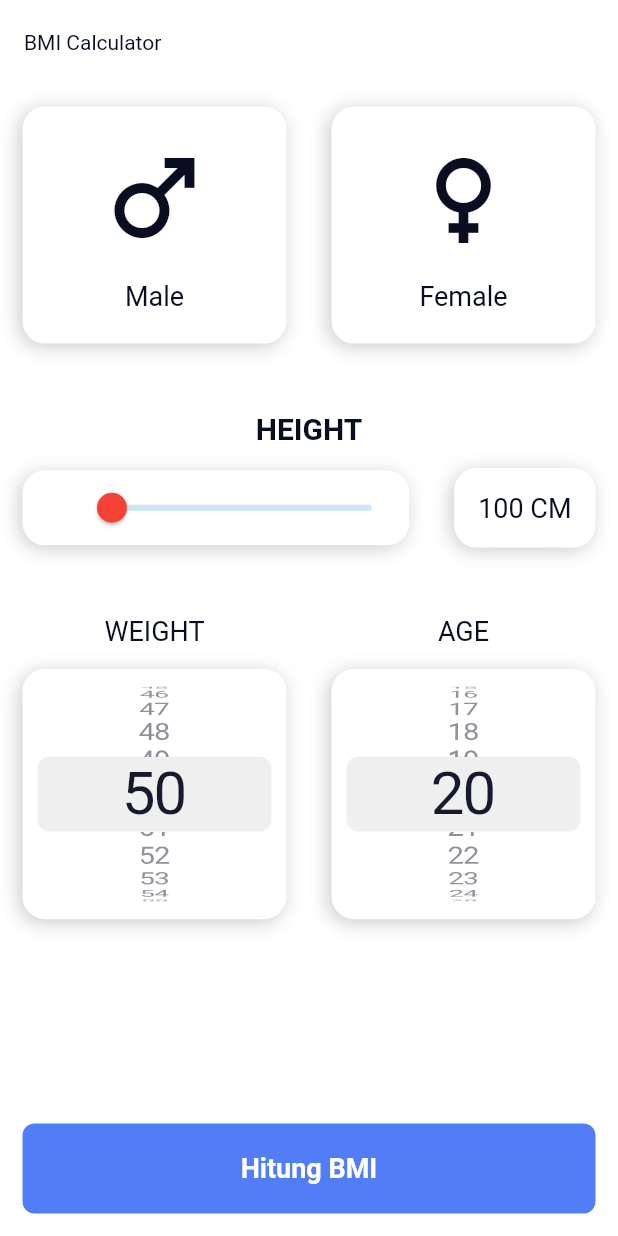
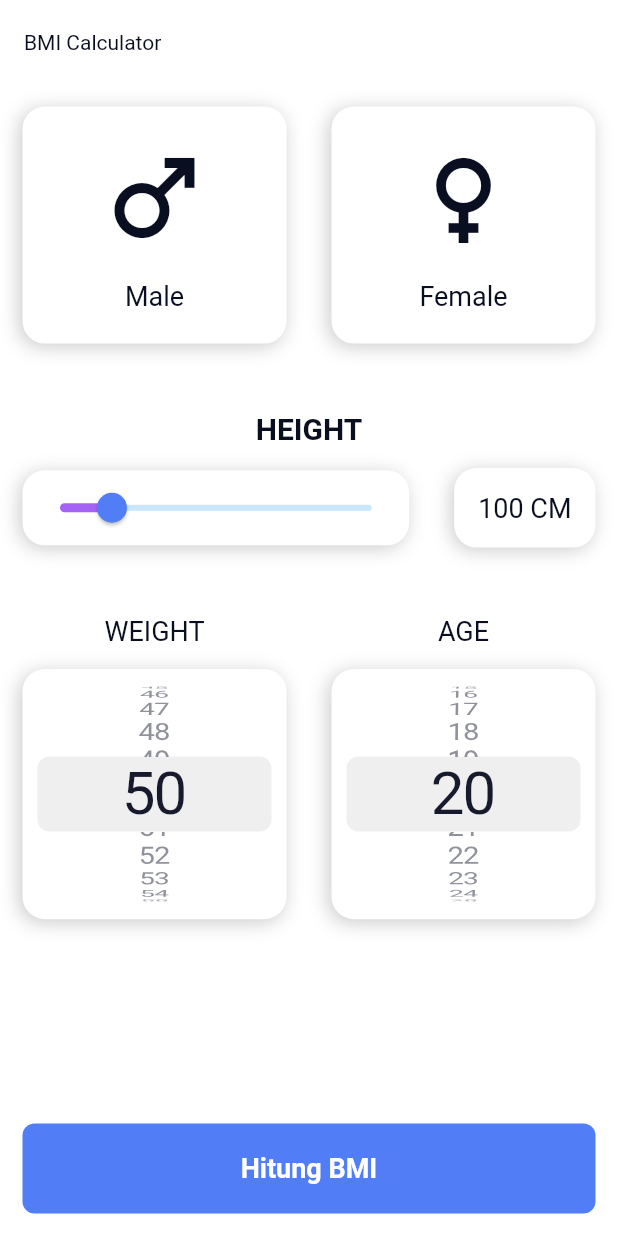
Before and after one commit to hadziqmtqn/bmi, a Flutter app: the screen it shows after launch, on a phone screen of 412 x 824 dp. Run offline on Flutter 3.47's test engine with Material 2 defaults, Android fonts, the phone set to English and light mode, and no system bars.

Commit message:
update warna slider

```diff
--- a/lib/views/bmi_data_screen.dart
+++ b/lib/views/bmi_data_screen.dart
@@ -144,7 +144,7 @@ class _BmiDataScreenState extends State<BmiDataScreen> {
                           child: Icon(
                             Icons.check_circle,
                             color: (gender == "female")
-                                ? Color(0xff517DF6)
+                                ? const Color(0xff517DF6)
                                 : Colors.white,
                           ),
                         ),
@@ -176,8 +176,8 @@ class _BmiDataScreenState extends State<BmiDataScreen> {
                           value: height.toDouble(),
                           min: 80,
                           max: 200,
-                          thumbColor: Colors.red,
-                          activeColor: Colors.white,
+                          thumbColor: const Color(0xff517DF6),
+                          activeColor: Color.fromARGB(255, 164, 99, 244),
                           onChanged: (value) {
                             height = value.toInt();
                             setState(() {});
```
